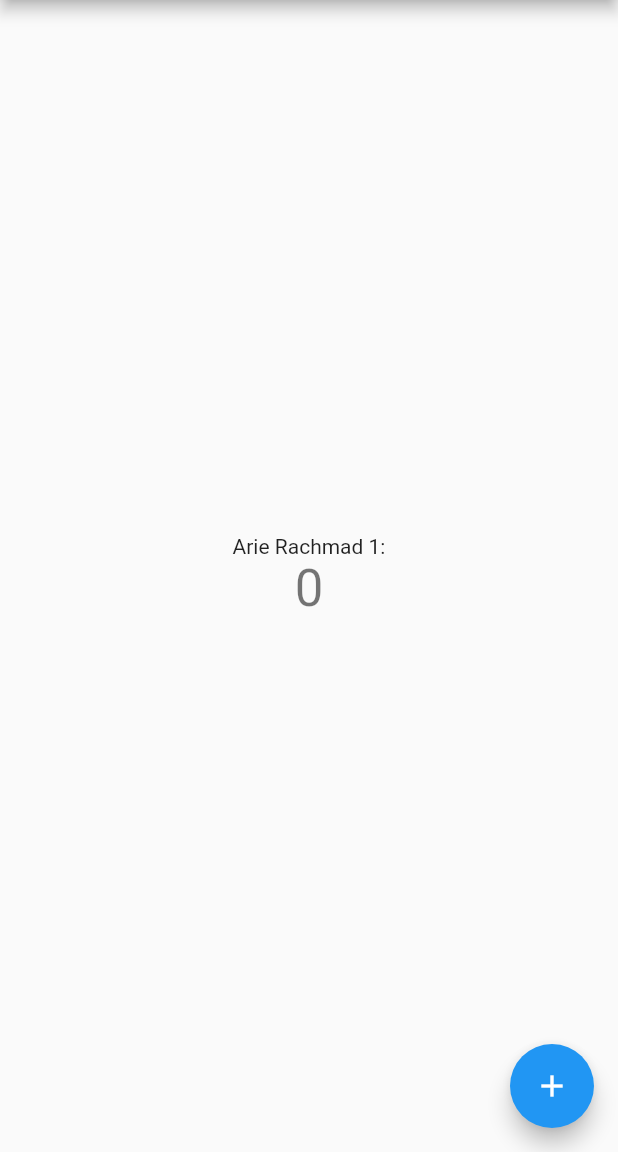
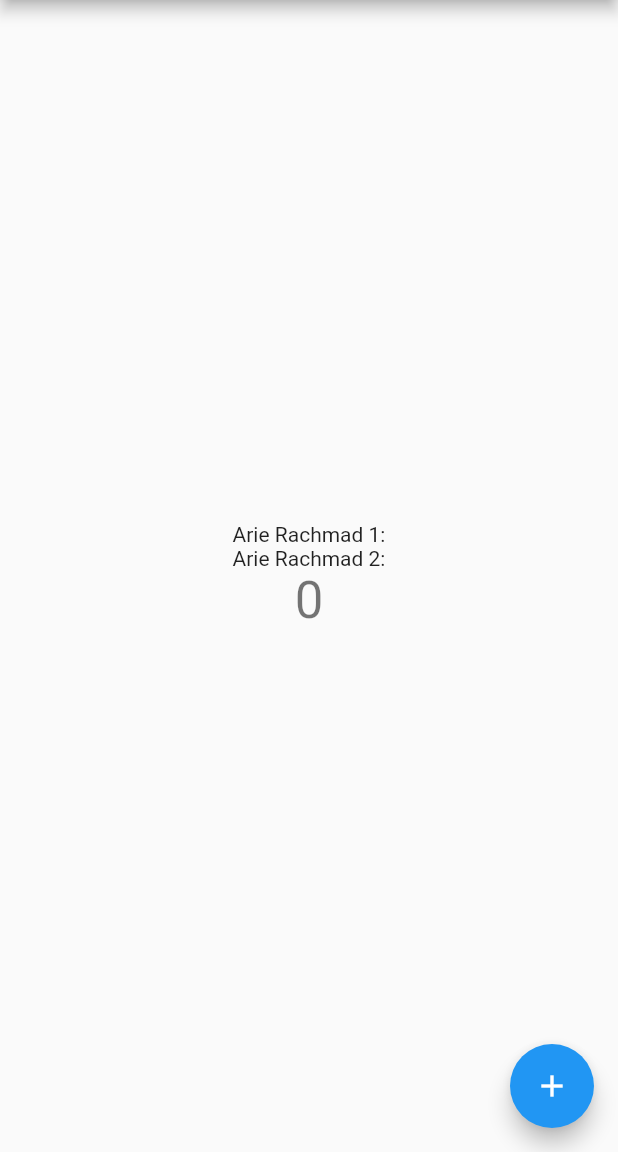
Before and after one commit to ArieRS/mi2A, a Flutter app: the screen it shows after launch, on a phone screen of 412 x 824 dp, the part 84-1236 px from its top. Run offline on Flutter 3.47's test engine with Material 2 defaults, Android fonts, the phone set to English and light mode, and no system bars.

Commit message:
changing main.dart

```diff
--- a/lib/main.dart
+++ b/lib/main.dart
@@ -101,6 +101,9 @@ class _MyHomePageState extends State<MyHomePage> {
               'Arie Rachmad 1:',
             ),
             Text(
+              'Arie Rachmad 2:',
+            ),
+            Text(
               '$_counter',
               style: Theme.of(context).textTheme.headline4,
             ),
```
